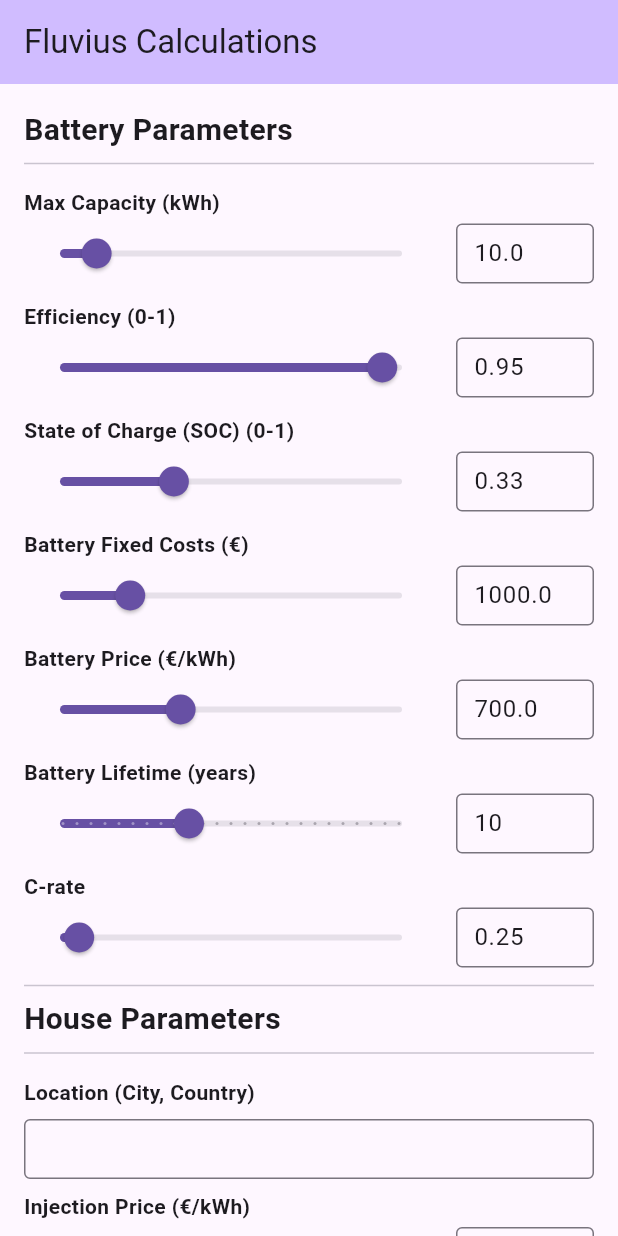
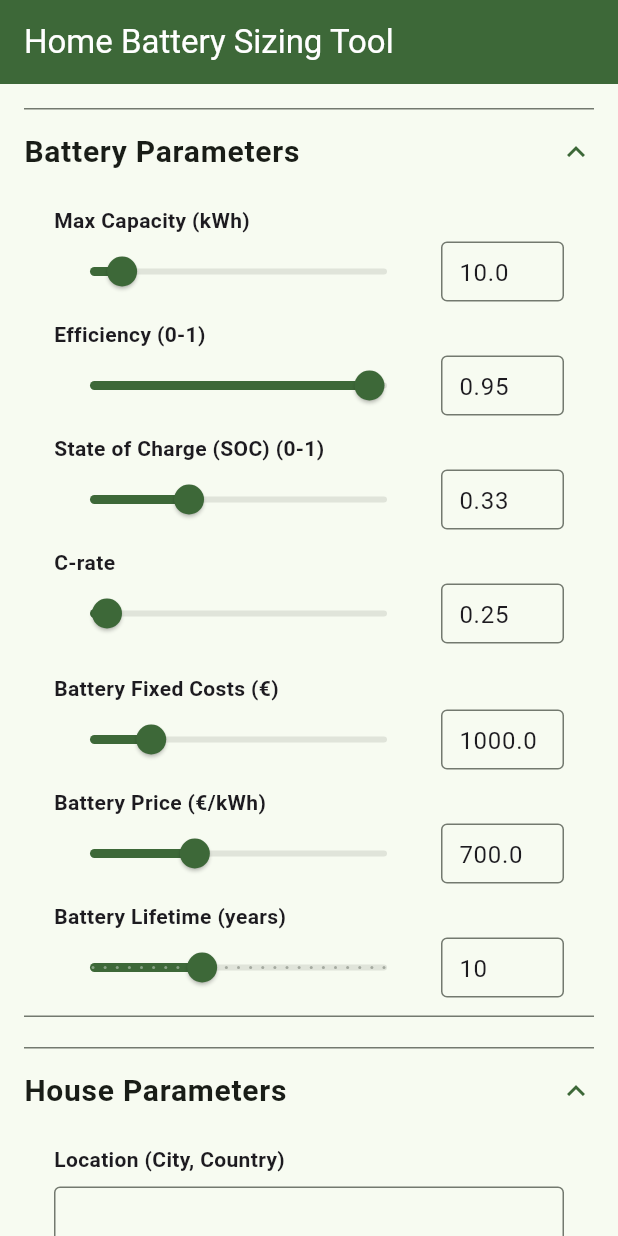
Before and after one commit to Smeetsv10/FluviusCalculations, a Flutter app: the screen it shows after launch, on a phone screen of 412 x 824 dp. Run offline on Flutter 3.47's test engine with Material 3 defaults, Android fonts, the phone set to English and light mode, and no system bars; our stand-ins replace file_picker, google_fonts; Roboto replaces fonts that are missing (Anta).

```diff
--- a/fluvius_calculations_flutter/lib/main.dart
+++ b/fluvius_calculations_flutter/lib/main.dart
@@ -1,6 +1,7 @@
 import 'package:flutter/material.dart';
 import 'package:fluvius_calculations_flutter/classes/myHouse.dart';
 import 'package:fluvius_calculations_flutter/screens/homescreen.dart';
+import 'package:google_fonts/google_fonts.dart';
 import 'package:provider/provider.dart';
 
 void main() {
@@ -18,6 +19,17 @@
 
   @override
   Widget build(BuildContext context) {
-    return const MaterialApp(home: HomeScreen());
+    return MaterialApp(
+      debugShowCheckedModeBanner: false,
+      theme: ThemeData(
+        colorScheme: ColorScheme.fromSeed(
+          seedColor: const Color.fromARGB(255, 34, 116, 36),
+          brightness: Brightness.light,
+        ),
+        textTheme: GoogleFonts.antaTextTheme(Theme.of(context).textTheme),
+        useMaterial3: true,
+      ),
+      home: HomeScreen(),
+    );
   }
 }
--- a/fluvius_calculations_flutter/lib/screens/batteryParameterScreen.dart
+++ b/fluvius_calculations_flutter/lib/screens/batteryParameterScreen.dart
@@ -175,34 +175,35 @@
           );
         }
 
-        return SingleChildScrollView(
-          child: Column(
-            crossAxisAlignment: CrossAxisAlignment.start,
-            children: [
-              const Text(
+        return ExpansionTile(
+          title: const Text(
             "Battery Parameters",
             style: TextStyle(fontSize: 20, fontWeight: FontWeight.bold),
           ),
-              Divider(),
-              const SizedBox(height: 8),
-
-              // --- Max Capacity ---
+          initiallyExpanded: true,
+          tilePadding: EdgeInsets.zero,
+          children: [
+            Padding(
+              padding: const EdgeInsets.fromLTRB(20, 8, 20, 8),
+              child: Column(
+                children: [
                   buildMaxCapacityField(),
                   const SizedBox(height: 8),
                   buildEfficiencyField(),
                   const SizedBox(height: 8),
                   buildSOCField(),
                   const SizedBox(height: 8),
+                  buildCRateField(),
+                  const SizedBox(height: 16),
                   buildFixedCostField(),
                   const SizedBox(height: 8),
                   buildVariableCostField(),
                   const SizedBox(height: 8),
                   buildBatteryLifetimeField(),
-              const SizedBox(height: 8),
-              buildCRateField(),
-              Divider(),
                 ],
               ),
+            ),
+          ],
         );
       },
     );
--- a/fluvius_calculations_flutter/lib/screens/homescreen.dart
+++ b/fluvius_calculations_flutter/lib/screens/homescreen.dart
@@ -1,8 +1,10 @@
 import 'package:flutter/material.dart';
 import 'package:fluvius_calculations_flutter/classes/myBattery.dart';
+import 'package:fluvius_calculations_flutter/classes/myGridData.dart';
 import 'package:fluvius_calculations_flutter/classes/myHouse.dart';
 import 'package:fluvius_calculations_flutter/functions/helperFunctions.dart';
 import 'package:fluvius_calculations_flutter/screens/batteryParameterScreen.dart';
+import 'package:fluvius_calculations_flutter/screens/gridDataParametersScreen.dart';
 import 'package:fluvius_calculations_flutter/screens/houseParametersScreen.dart';
 import 'package:provider/provider.dart';
 
@@ -41,8 +43,11 @@
       builder: (context, house, child) {
         return Scaffold(
           appBar: AppBar(
-            title: const Text('Fluvius Calculations'),
-            backgroundColor: Theme.of(context).colorScheme.inversePrimary,
+            title: const Text(
+              'Home Battery Sizing Tool',
+              style: TextStyle(color: Colors.white),
+            ),
+            backgroundColor: Theme.of(context).colorScheme.primary,
           ),
           body: Stack(
             children: [
@@ -56,18 +61,25 @@
                 child: Column(
                   crossAxisAlignment: CrossAxisAlignment.start,
                   children: [
-                    // Provide the battery separately to BatteryParameterScreen
+                    // --- Battery Parameters Section ---
                     ChangeNotifierProvider<Battery>.value(
                       value: house.battery,
                       child: const BatteryParameterScreen(),
                     ),
-
+                    const SizedBox(height: 20),
                     ChangeNotifierProvider<House>.value(
                       value: house,
                       child: const HouseParameterScreen(),
                     ),
+                    const SizedBox(height: 20),
+                    // --- House Parameters Section ---
+                    ChangeNotifierProvider<GridData>.value(
+                      value: house.grid_data,
+                      child: const GridDataParameterScreen(),
+                    ),
+                    const SizedBox(height: 20),
 
-                    const SizedBox(height: 20),
+                    // --- Debug / Print JSON ---
                     TextButton(
                       onPressed: () {
                         print(house.toJson());
--- a/fluvius_calculations_flutter/lib/screens/houseParametersScreen.dart
+++ b/fluvius_calculations_flutter/lib/screens/houseParametersScreen.dart
@@ -2,7 +2,6 @@
 import 'package:flutter/services.dart';
 import 'package:fluvius_calculations_flutter/classes/myHouse.dart';
 import 'package:provider/provider.dart';
-import 'package:fluvius_calculations_flutter/classes/myBattery.dart';
 import 'package:fluvius_calculations_flutter/functions/helperFunctions.dart';
 
 class HouseParameterScreen extends StatefulWidget {
@@ -47,6 +46,8 @@
           return buildField(
             context: context,
             title: 'Injection Price (€/kWh)',
+            hoverText:
+                'Price you get for injecting electricity into the grid ≈0.05€/kWh',
             min: 0,
             max: 1,
             divisions: 100,
@@ -74,6 +75,8 @@
           return buildField(
             context: context,
             title: 'Price per kWh (€/kWh)',
+            hoverText:
+                'Total price you pay for electricity from the grid, including taxes, distribution fees, etc. ≈0.35€/kWh',
             min: 0,
             max: 1,
             divisions: 100,
@@ -86,27 +89,27 @@
           );
         }
 
-        return SingleChildScrollView(
-          child: Column(
-            crossAxisAlignment: CrossAxisAlignment.start,
-            children: [
-              const Text(
+        return ExpansionTile(
+          title: const Text(
             "House Parameters",
             style: TextStyle(fontSize: 20, fontWeight: FontWeight.bold),
           ),
-              Divider(),
-              const SizedBox(height: 8),
-
-              // --- Max Capacity ---
+          initiallyExpanded: true,
+          tilePadding: EdgeInsets.zero,
+          children: [
+            Padding(
+              padding: const EdgeInsets.fromLTRB(20, 8, 20, 8),
+              child: Column(
+                children: [
                   buildLocationField(),
                   const SizedBox(height: 8),
                   buildInjectionPriceField(),
                   const SizedBox(height: 8),
                   buildPricePerKWhField(),
-              const SizedBox(height: 8),
-              Divider(),
                 ],
               ),
+            ),
+          ],
         );
       },
     );
--- a/fluvius_calculations_flutter/pubspec.yaml
+++ b/fluvius_calculations_flutter/pubspec.yaml
@@ -15,6 +15,7 @@
   fl_chart: ^1.1.1
   provider: ^6.1.5+1
   intl: ^0.20.2
+  google_fonts: ^6.3.2
 
 
 dev_dependencies:
```
Also changed, not shown: fluvius_calculations_flutter/lib/functions/dateSelectionWidget.dart (added, +179 -0 lines), fluvius_calculations_flutter/lib/screens/gridDataParametersScreen.dart (added, +92 -0 lines), fluvius_calculations_flutter/pubspec.lock, 2 other files. Lines whose indentation alone changed are shown as unchanged.
